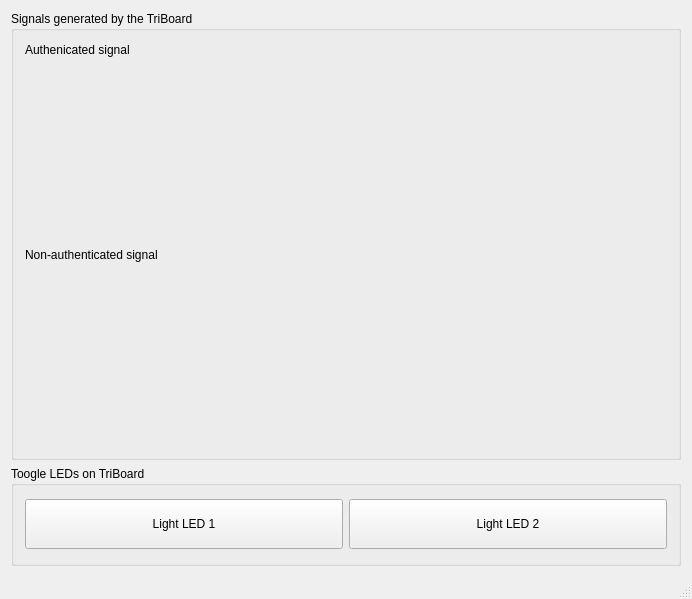
The window that demos/cosummit/ControlPanel/mainwindow.ui (CTU-IIG/macan) describes before a commit, drawn with Qt 5.
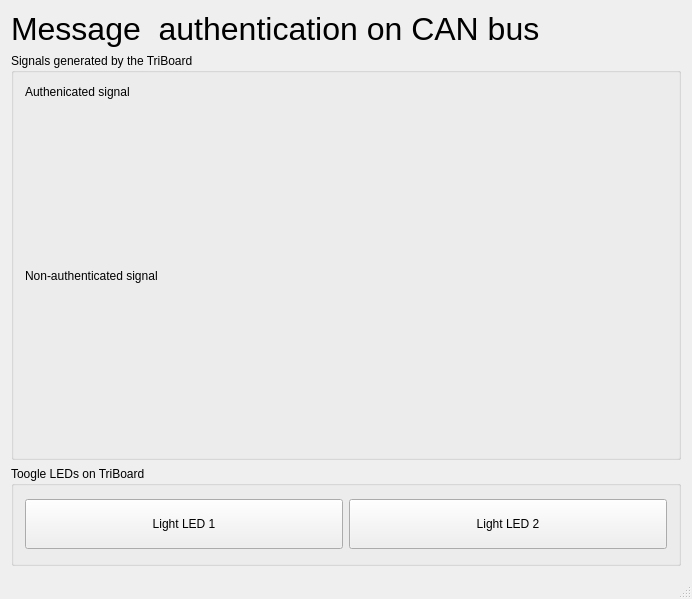
The same window after the commit. Custom widgets are drawn as their Qt base class.

Commit message: cosummit: Add big demo title

The edit to the form file:
```diff
--- a/demos/cosummit/ControlPanel/mainwindow.ui
+++ b/demos/cosummit/ControlPanel/mainwindow.ui
@@ -30,6 +30,24 @@
   </property>
   <widget class="QWidget" name="centralWidget">
    <layout class="QVBoxLayout" name="verticalLayout">
+    <item>
+     <widget class="QLabel" name="label_3">
+      <property name="sizePolicy">
+       <sizepolicy hsizetype="Preferred" vsizetype="Fixed">
+        <horstretch>0</horstretch>
+        <verstretch>0</verstretch>
+       </sizepolicy>
+      </property>
+      <property name="font">
+       <font>
+        <pointsize>24</pointsize>
+       </font>
+      </property>
+      <property name="text">
+       <string>Message  authentication on CAN bus</string>
+      </property>
+     </widget>
+    </item>
     <item>
      <widget class="QGroupBox" name="gb_graph">
       <property name="title">
```
